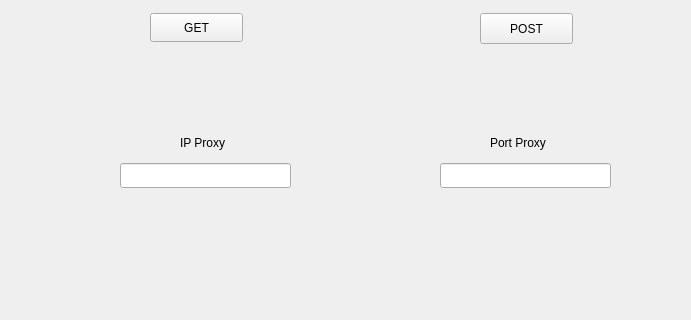
alexandragugu/Practica2023, file Generator/http.ui: the form before one commit; both pictures show x 0 to 691 and y 97 to 417 of the 800 by 600 pixel window.
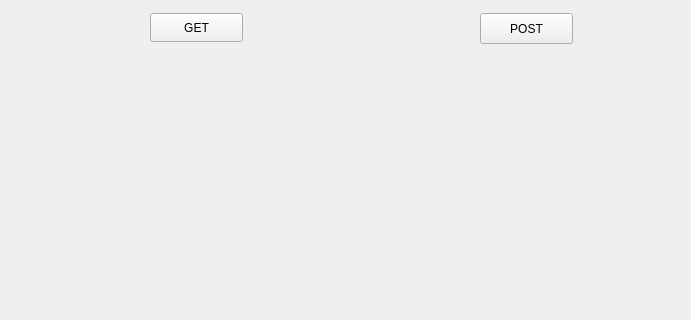
The form after the commit.

```diff
--- a/Generator/http.ui
+++ b/Generator/http.ui
@@ -53,52 +53,6 @@
      <string>POST</string>
     </property>
    </widget>
-   <widget class="QLineEdit" name="ip_proxy">
-    <property name="geometry">
-     <rect>
-      <x>120</x>
-      <y>260</y>
-      <width>171</width>
-      <height>25</height>
-     </rect>
-    </property>
-   </widget>
-   <widget class="QLineEdit" name="port_proxy">
-    <property name="geometry">
-     <rect>
-      <x>440</x>
-      <y>260</y>
-      <width>171</width>
-      <height>25</height>
-     </rect>
-    </property>
-   </widget>
-   <widget class="QLabel" name="label">
-    <property name="geometry">
-     <rect>
-      <x>180</x>
-      <y>230</y>
-      <width>63</width>
-      <height>20</height>
-     </rect>
-    </property>
-    <property name="text">
-     <string>IP Proxy</string>
-    </property>
-   </widget>
-   <widget class="QLabel" name="label_2">
-    <property name="geometry">
-     <rect>
-      <x>490</x>
-      <y>230</y>
-      <width>81</width>
-      <height>20</height>
-     </rect>
-    </property>
-    <property name="text">
-     <string>Port Proxy</string>
-    </property>
-   </widget>
   </widget>
   <widget class="QMenuBar" name="menubar">
    <property name="geometry">
```
